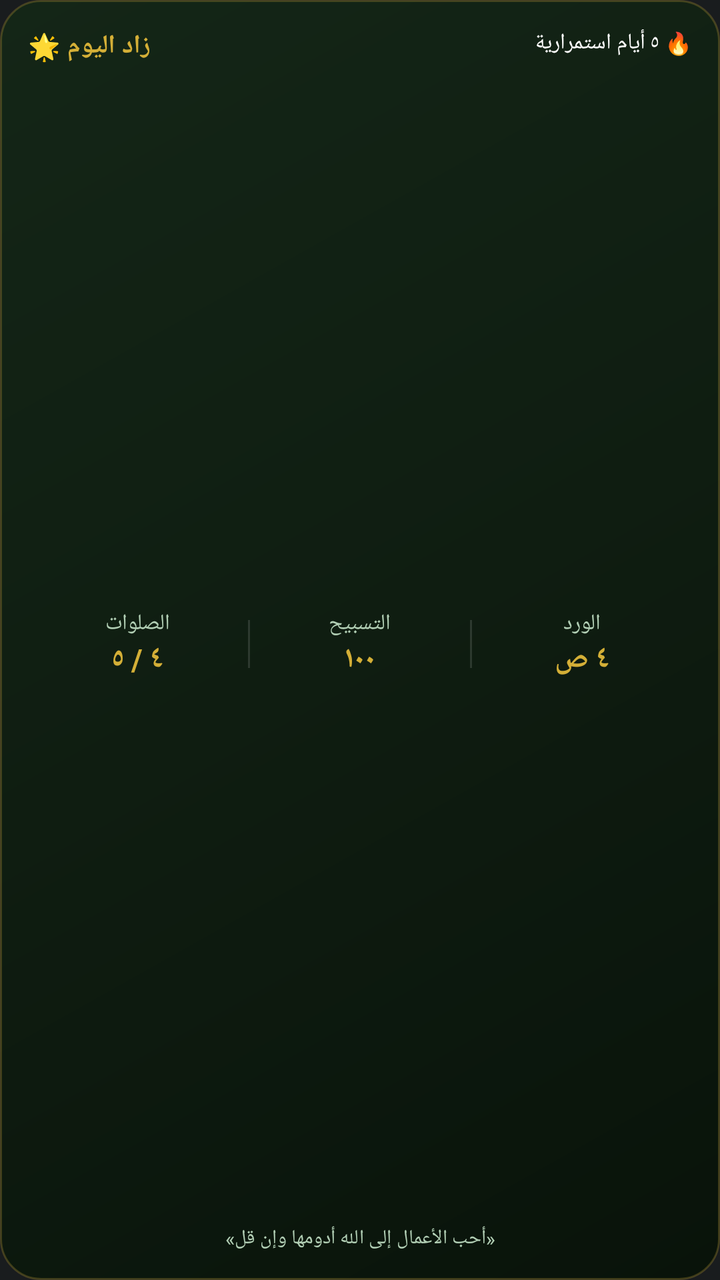
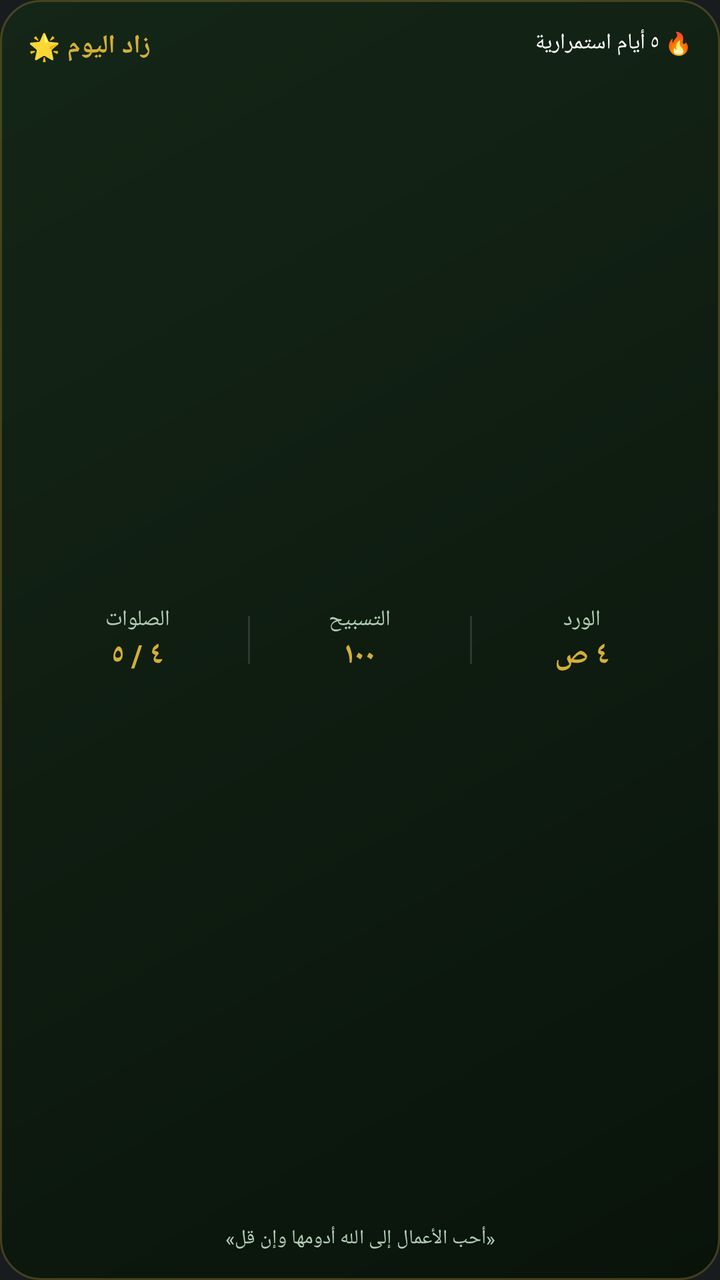

The first picture is an Android layout as it rendered before a commit; the second is the same layout after the commit. The layout source and the unified diff follow.
<!-- AndroidManifest.xml: application theme Theme.MyApplication -->
<!-- res/layout/widget_summary.xml -->
<?xml version="1.0" encoding="utf-8"?>
<LinearLayout xmlns:android="http://schemas.android.com/apk/res/android"
    android:id="@+id/widget_root"
    android:layout_width="match_parent"
    android:layout_height="match_parent"
    android:background="@drawable/widget_bg_dark"
    android:orientation="vertical"
    android:padding="14dp">

    <RelativeLayout
        android:layout_width="match_parent"
        android:layout_height="wrap_content">

        <TextView
            android:layout_width="wrap_content"
            android:layout_height="wrap_content"
            android:layout_alignParentStart="true"
            android:text="زاد اليوم 🌟"
            android:textColor="@color/widget_accent"
            android:textSize="13sp"
            android:textStyle="bold" />

        <TextView
            android:id="@+id/tv_streak_badge"
            android:layout_width="wrap_content"
            android:layout_height="wrap_content"
            android:layout_alignParentEnd="true"
            android:text="🔥 ٥ أيام استمرارية"
            android:textColor="@color/white"
            android:textSize="11sp" />
    </RelativeLayout>

    <LinearLayout
        android:layout_width="match_parent"
        android:layout_height="0dp"
        android:layout_weight="1"
        android:gravity="center_vertical"
        android:orientation="horizontal">

        <LinearLayout
            android:layout_width="0dp"
            android:layout_height="wrap_content"
            android:layout_weight="1"
            android:gravity="center"
            android:orientation="vertical">

            <TextView
                android:layout_width="wrap_content"
                android:layout_height="wrap_content"
                android:text="الصلوات"
                android:textColor="@color/widget_text_secondary"
                android:textSize="11sp" />

            <TextView
                android:id="@+id/tv_summary_prayers"
                android:layout_width="wrap_content"
                android:layout_height="wrap_content"
                android:text="٤ / ٥"
                android:textColor="@color/widget_accent"
                android:textSize="15sp"
                android:textStyle="bold" />
        </LinearLayout>

        <View
            android:layout_width="1dp"
            android:layout_height="24dp"
            android:background="#20FFFFFF" />

        <LinearLayout
            android:layout_width="0dp"
            android:layout_height="wrap_content"
            android:layout_weight="1"
            android:gravity="center"
            android:orientation="vertical">

            <TextView
                android:layout_width="wrap_content"
                android:layout_height="wrap_content"
                android:text="التسبيح"
                android:textColor="@color/widget_text_secondary"
                android:textSize="11sp" />

            <TextView
                android:id="@+id/tv_summary_dhikr"
                android:layout_width="wrap_content"
                android:layout_height="wrap_content"
                android:text="١٠٠"
                android:textColor="@color/widget_accent"
                android:textSize="15sp"
                android:textStyle="bold" />
        </LinearLayout>

        <View
            android:layout_width="1dp"
            android:layout_height="24dp"
            android:background="#20FFFFFF" />

        <LinearLayout
            android:layout_width="0dp"
            android:layout_height="wrap_content"
            android:layout_weight="1"
            android:gravity="center"
            android:orientation="vertical">

            <TextView
                android:layout_width="wrap_content"
                android:layout_height="wrap_content"
                android:text="الورد"
                android:textColor="@color/widget_text_secondary"
                android:textSize="11sp" />

            <TextView
                android:id="@+id/tv_summary_quran"
                android:layout_width="wrap_content"
                android:layout_height="wrap_content"
                android:text="٤ ص"
                android:textColor="@color/widget_accent"
                android:textSize="15sp"
                android:textStyle="bold" />
        </LinearLayout>
    </LinearLayout>

    <TextView
        android:id="@+id/tv_summary_tip"
        android:layout_width="match_parent"
        android:layout_height="wrap_content"
        android:gravity="center"
        android:text="«أحب الأعمال إلى الله أدومها وإن قل»"
        android:textColor="@color/widget_text_secondary"
        android:textSize="10sp" />
</LinearLayout>
<!-- resources referenced by this layout -->
<resources>
  <color name="white">#FFFFFFFF</color>
  <color name="widget_accent">#FFD4AF37</color>
  <color name="widget_text_secondary">#FFB2CFB5</color>
  <!-- drawable widget_bg_dark (drawable) -->
  <?xml version="1.0" encoding="utf-8"?>
  <shape xmlns:android="http://schemas.android.com/apk/res/android"
      android:shape="rectangle">
      <corners android:radius="20dp" />
      <gradient
          android:angle="315"
          android:startColor="#FF142617"
          android:centerColor="#FF0F1D11"
          android:endColor="#FF09130A" />
      <stroke
          android:width="1dp"
          android:color="#40D4AF37" />
  </shape>
  <style name="Theme.MyApplication" parent="android:Theme.DeviceDefault.NoActionBar" />
</resources>

<!-- the commit's change to res/layout/widget_summary.xml (unified diff, before → after) -->
@@ -61,7 +61,7 @@
                 android:textStyle="bold" />
         </LinearLayout>
 
-        <View
+        <FrameLayout
             android:layout_width="1dp"
             android:layout_height="24dp"
             android:background="#20FFFFFF" />
@@ -90,7 +90,7 @@
                 android:textStyle="bold" />
         </LinearLayout>
 
-        <View
+        <FrameLayout
             android:layout_width="1dp"
             android:layout_height="24dp"
             android:background="#20FFFFFF" />
@@ -124,6 +124,7 @@
         android:id="@+id/tv_summary_tip"
         android:layout_width="match_parent"
         android:layout_height="wrap_content"
+        android:layout_marginTop="4dp"
         android:gravity="center"
         android:text="«أحب الأعمال إلى الله أدومها وإن قل»"
         android:textColor="@color/widget_text_secondary"
